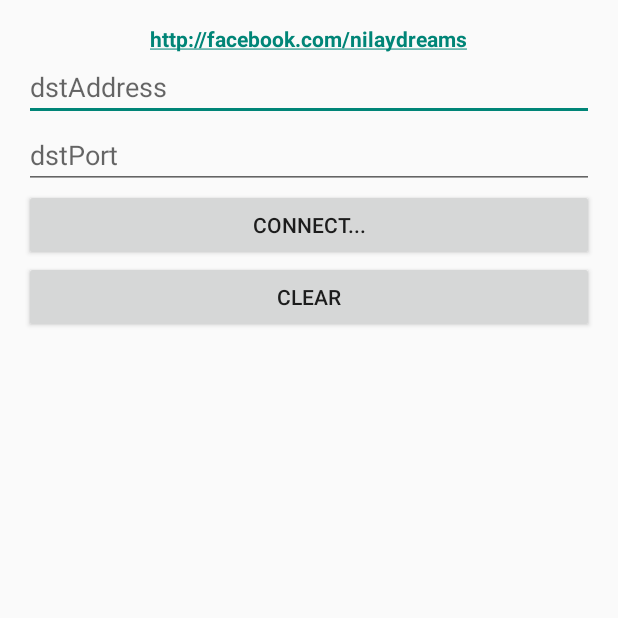
After one commit to kumbhPlot/AshiotoRepo, an Android app: the MainActivity screen opened directly, with no data from a screen before it, on a phone screen of 412 x 824 dp, the top half of it. The commit adds this screen. Run offline under Robolectric (Android 15) with nearby library versions, the phone set to English and light mode, and no system bars.

Commit message:
scraped ssh idea, used sockets and added java server on raspberry pi

```diff
--- a/app/build.gradle
+++ b/app/build.gradle
@@ -21,5 +21,4 @@ android {
 
 dependencies {
     compile 'com.android.support:appcompat-v7:22.0.0'
-    compile 'com.jcraft:jsch:0.1.52'
 }
--- /dev/null
+++ b/app/src/main/java/com/geekydreams/ashioto/MainActivity.java
@@ -0,0 +1,118 @@
+package com.geekydreams.ashioto;
+
+/**
+ * Created by geek on 27/4/15.
+ */
+import java.io.ByteArrayOutputStream;
+import java.io.DataOutputStream;
+import java.io.IOException;
+import java.io.InputStream;
+import java.io.OutputStream;
+import java.io.OutputStreamWriter;
+import java.io.PrintWriter;
+import java.net.Socket;
+import java.net.UnknownHostException;
+
+import android.os.AsyncTask;
+import android.os.Bundle;
+import android.app.Activity;
+import android.view.View;
+import android.view.View.OnClickListener;
+import android.widget.Button;
+import android.widget.EditText;
+import android.widget.TextView;
+
+public class MainActivity extends Activity {
+
+    TextView textResponse;
+    EditText editTextAddress, editTextPort;
+    Button buttonConnect, buttonClear;
+
+    @Override
+    protected void onCreate(Bundle savedInstanceState) {
+        super.onCreate(savedInstanceState);
+        setContentView(R.layout.activity_main);
+
+        editTextAddress = (EditText)findViewById(R.id.address);
+        editTextPort = (EditText)findViewById(R.id.port);
+        buttonConnect = (Button)findViewById(R.id.connect);
+        buttonClear = (Button)findViewById(R.id.clear);
+        textResponse = (TextView)findViewById(R.id.response);
+
+        buttonConnect.setOnClickListener(buttonConnectOnClickListener);
+
+        buttonClear.setOnClickListener(new OnClickListener(){
+
+            @Override
+            public void onClick(View v) {
+                textResponse.setText("");
+            }});
+    }
+
+    OnClickListener buttonConnectOnClickListener =
+            new OnClickListener(){
+
+                @Override
+                public void onClick(View arg0) {
+     /*
+      * You have to verify editTextAddress and
+      * editTextPort are input as correct format.
+      */
+
+                    MyClientTask myClientTask = new MyClientTask(
+                            editTextAddress.getText().toString(),
+                            Integer.parseInt(editTextPort.getText().toString()));
+                    myClientTask.execute();
+                }};
+
+    public class MyClientTask extends AsyncTask<Void, Void, Void> {
+
+        String dstAddress;
+        int dstPort;
+        String response;
+
+        MyClientTask(String addr, int port){
+            dstAddress = addr;
+            dstPort = port;
+        }
+
+        @Override
+        protected Void doInBackground(Void... arg0) {
+
+            try {
+                Socket socket = new Socket(dstAddress, dstPort);
+                InputStream inputStream = socket.getInputStream();
+                String s = "Hello World";
+                PrintWriter pw = new PrintWriter(socket.getOutputStream(), true);
+                pw.println(s);
+                ByteArrayOutputStream byteArrayOutputStream =
+                        new ByteArrayOutputStream(1024);
+                byte[] buffer = new byte[1024];
+
+                int bytesRead;
+                while ((bytesRead = inputStream.read(buffer)) != -1){
+                    byteArrayOutputStream.write(buffer, 0, bytesRead);
+                }
+
+                socket.close();
+                response = byteArrayOutputStream.toString("UTF-8");
+
+            } catch (UnknownHostException e) {
+                // TODO Auto-generated catch block
+                e.printStackTrace();
+            } catch (IOException e) {
+                // TODO Auto-generated catch block
+                e.printStackTrace();
+            }
+            return null;
+        }
+
+        @Override
+        protected void onPostExecute(Void result) {
+            textResponse.setText(response);
+            super.onPostExecute(result);
+        }
+
+    }
+
+}
--- a/app/src/main/java/com/geekydreams/ashioto/Start.java
+++ b/app/src/main/java/com/geekydreams/ashioto/Start.java
@@ -4,7 +4,6 @@ import java.util.ArrayList;
 import java.util.List;
 import java.util.Set;
 import java.util.UUID;
-
 import android.app.Activity;
 import android.bluetooth.BluetoothAdapter;
 import android.bluetooth.BluetoothDevice;
@@ -353,6 +352,9 @@ public class Start extends ActionBarActivity {
                 case R.id.action_settings:
                 	startActivity(new Intent(Start.this, settings.class));
                     break;
+                case R.id.action_connect:
+                    startActivity(new Intent(Start.this, MainActivity.class));
+                    break;
             }
             return super.onOptionsItemSelected(item);
     	}
--- a/app/src/main/java/com/geekydreams/ashioto/settings.java
+++ b/app/src/main/java/com/geekydreams/ashioto/settings.java
@@ -1,6 +1,5 @@
 package com.geekydreams.ashioto;
 
-import com.jcraft.jsch.*;
 import android.app.Activity;
 import android.content.SharedPreferences;
 import android.os.Bundle;
--- /dev/null
+++ b/app/src/main/res/layout/activity_main.xml
@@ -0,0 +1,45 @@
+<?xml version="1.0" encoding="utf-8"?>
+<LinearLayout xmlns:android="http://schemas.android.com/apk/res/android"
+    xmlns:tools="http://schemas.android.com/tools"
+    android:layout_width="match_parent"
+    android:layout_height="match_parent"
+    android:paddingBottom="@dimen/activity_vertical_margin"
+    android:paddingLeft="@dimen/activity_horizontal_margin"
+    android:paddingRight="@dimen/activity_horizontal_margin"
+    android:paddingTop="@dimen/activity_vertical_margin"
+    android:orientation="vertical"
+    tools:context=".MainActivity" >
+
+    <TextView
+        android:layout_width="wrap_content"
+        android:layout_height="wrap_content"
+        android:layout_gravity="center_horizontal"
+        android:autoLink="web"
+        android:text="http://facebook.com/nilaydreams"
+        android:textStyle="bold" />
+    <EditText
+        android:id="@+id/address"
+        android:layout_width="match_parent"
+        android:layout_height="wrap_content"
+        android:hint="dstAddress" />
+    <EditText
+        android:id="@+id/port"
+        android:layout_width="match_parent"
+        android:layout_height="wrap_content"
+        android:hint="dstPort" />
+    <Button
+        android:id="@+id/connect"
+        android:layout_width="match_parent"
+        android:layout_height="wrap_content"
+        android:text="Connect..."/>
+    <Button
+        android:id="@+id/clear"
+        android:layout_width="match_parent"
+        android:layout_height="wrap_content"
+        android:text="Clear"/>
+    <TextView
+        android:id="@+id/response"
+        android:layout_width="wrap_content"
+        android:layout_height="wrap_content"/>
+
+</LinearLayout>
--- a/app/src/main/res/menu/start.xml
+++ b/app/src/main/res/menu/start.xml
@@ -6,5 +6,9 @@
             android:title="Parameters"
             android:orderInCategory="100"
             app:showAsAction="never" />
+        <item android:id="@+id/action_connect"
+            android:title="Connect"
+            android:orderInCategory="200"
+            app:showAsAction="never"/>
     </group>
 </menu>
```
Also changed, not shown: app/src/main/AndroidManifest.xml (+12 -10 lines), app/src/main/java/com/geekydreams/ashioto/SSHManager.java (deleted, +0 -152 lines), app/src/main/java/com/geekydreams/ashioto/bluetooth.java (+53 -30 lines), app/src/main/res/layout/activity_start.xml (+1 -6 lines), 4 other files.
